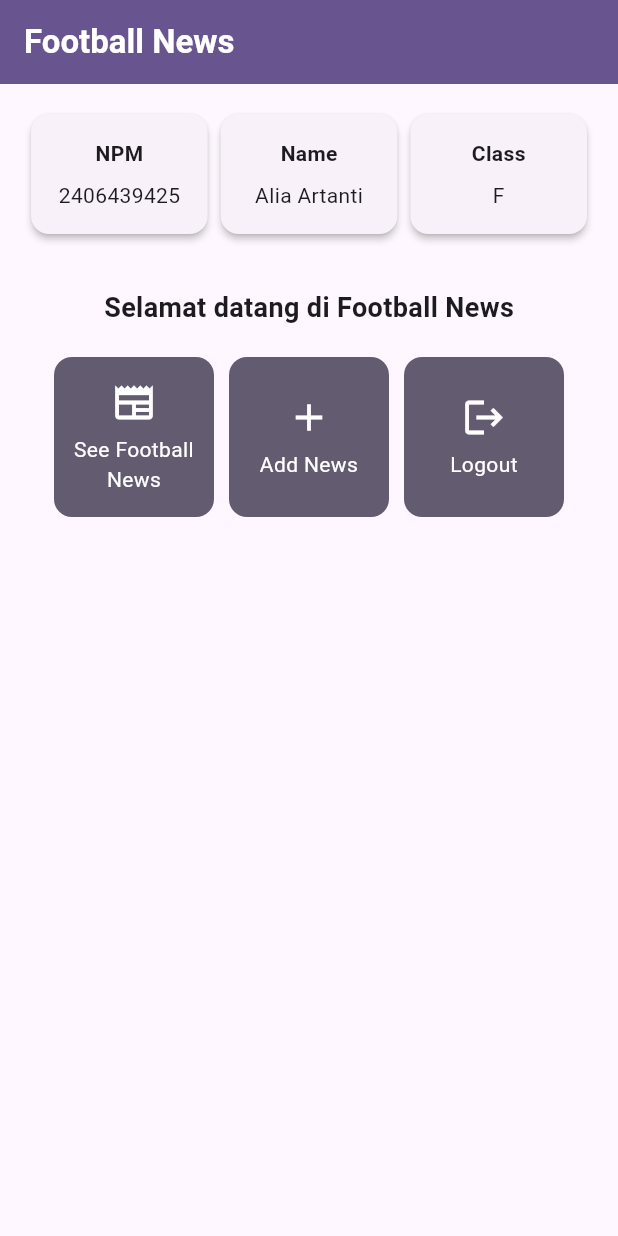
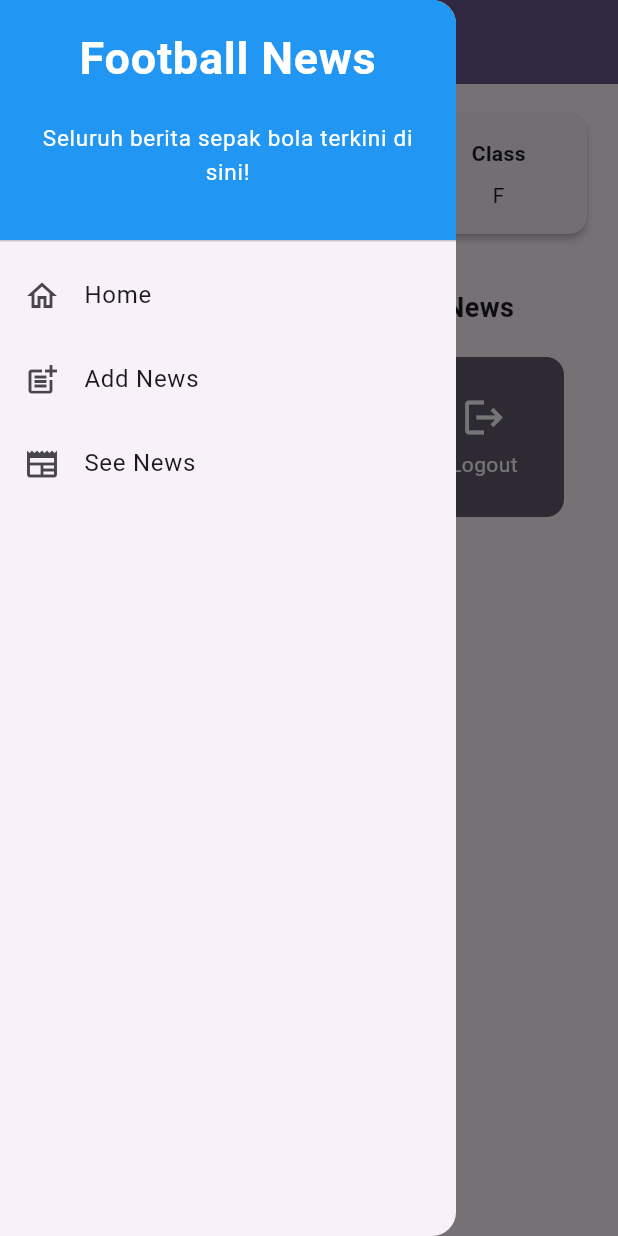
Before and after one commit to AliaArtanti/football-news-mobile, a Flutter app: the screen it shows after launch, with the side drawer open (before the commit the screen has no drawer), on a phone screen of 412 x 824 dp. Run offline on Flutter 3.47's test engine with Material 3 defaults, Android fonts, the phone set to English and light mode, and no system bars.

Commit message:
tutorial 7 selesai

```diff
--- a/lib/main.dart
+++ b/lib/main.dart
@@ -1,5 +1,5 @@
 import 'package:flutter/material.dart';
-import 'package:football_news/menu.dart';
+import 'package:football_news/screens/menu.dart';
 
 void main() {
   runApp(const MyApp());
--- a/lib/menu.dart
+++ b/lib/screens/menu.dart
@@ -1,4 +1,7 @@
 import 'package:flutter/material.dart';
+import 'package:football_news/widgets/left_drawer.dart';
+import 'package:football_news/screens/newslist_form.dart';
+import 'package:football_news/widgets/news_card.dart';
 
 class MyHomePage extends StatelessWidget {
   MyHomePage({super.key});
@@ -31,6 +34,7 @@ class MyHomePage extends StatelessWidget {
         // Warna latar belakang AppBar diambil dari skema warna tema aplikasi.
         backgroundColor: Theme.of(context).colorScheme.primary,
       ),
+      drawer: LeftDrawer(),
       // Body halaman dengan padding di sekelilingnya.
       body: Padding(
         padding: const EdgeInsets.all(16.0),
@@ -132,58 +136,3 @@ class ItemHomepage {
 
   ItemHomepage(this.name, this.icon);
 }
-
-class ItemCard extends StatelessWidget {
-  // Menampilkan kartu dengan ikon dan nama.
-
-  final ItemHomepage item;
-
-  const ItemCard(this.item, {super.key});
-
-  @override
-  Widget build(BuildContext context) {
-    return Material(
-      // Menentukan warna latar belakang dari tema aplikasi.
-      color: Theme.of(context).colorScheme.secondary,
-      // Membuat sudut kartu melengkung.
-      borderRadius: BorderRadius.circular(12),
-
-      child: InkWell(
-        // Aksi ketika kartu ditekan.
-        onTap: () {
-          // Menampilkan pesan SnackBar saat kartu ditekan.
-          ScaffoldMessenger.of(context)
-            ..hideCurrentSnackBar()
-            ..showSnackBar(
-              SnackBar(
-                  content:
-                  Text("Kamu telah menekan tombol ${item.name}!")),
-            );
-        },
-        // Container untuk menyimpan Icon dan Text
-        child: Container(
-          padding: const EdgeInsets.all(8),
-          child: Center(
-            child: Column(
-              // Menyusun ikon dan teks di tengah kartu.
-              mainAxisAlignment: MainAxisAlignment.center,
-              children: [
-                Icon(
-                  item.icon,
-                  color: Colors.white,
-                  size: 30.0,
-                ),
-                const Padding(padding: EdgeInsets.all(3)),
-                Text(
-                  item.name,
-                  textAlign: TextAlign.center,
-                  style: const TextStyle(color: Colors.white),
-                ),
-              ],
-            ),
-          ),
-        ),
-      ),
-    );
-  }
-}
--- /dev/null
+++ b/lib/widgets/left_drawer.dart
@@ -0,0 +1,74 @@
+import 'package:flutter/material.dart';
+import 'package:football_news/screens/menu.dart';
+import 'package:football_news/screens/newslist_form.dart';
+
+class LeftDrawer extends StatelessWidget {
+  const LeftDrawer({super.key});
+
+  @override
+  Widget build(BuildContext context) {
+    return Drawer(
+      child: ListView(
+        children: [
+          const DrawerHeader(
+            decoration: BoxDecoration(color: Colors.blue),
+            child: Column(
+              children: [
+                Text(
+                  'Football News',
+                  textAlign: TextAlign.center,
+                  style: TextStyle(
+                    fontSize: 30,
+                    fontWeight: FontWeight.bold,
+                    color: Colors.white,
+                  ),
+                ),
+                Padding(padding: EdgeInsets.all(10)),
+                Text(
+                  "Seluruh berita sepak bola terkini di sini!",
+                  textAlign: TextAlign.center,
+                  style: TextStyle(
+                    fontSize: 15,
+                    color: Colors.white,
+                  ),
+                ),
+              ],
+            ),
+          ),
+
+          ListTile(
+            leading: const Icon(Icons.home_outlined),
+            title: const Text('Home'),
+            onTap: () {
+              Navigator.pushReplacement(
+                context,
+                MaterialPageRoute(builder: (context) => MyHomePage()),
+              );
+            },
+          ),
+          ListTile(
+            leading: const Icon(Icons.post_add),
+            title: const Text('Add News'),
+            onTap: () {
+              Navigator.pushReplacement(
+                context,
+                MaterialPageRoute(builder: (context) => const NewsFormPage()),
+              );
+            },
+          ),
+          ListTile(
+            leading: const Icon(Icons.newspaper),
+            title: const Text('See News'),
+            onTap: () {
+              ScaffoldMessenger.of(context)
+                ..hideCurrentSnackBar()
+                ..showSnackBar(const SnackBar(
+                  content: Text('Halaman See News belum dibuat 🙂'),
+                ));
+            },
+          ),
+        ],
+      ),
+    );
+  }
+}
--- /dev/null
+++ b/lib/widgets/news_card.dart
@@ -0,0 +1,64 @@
+import 'package:flutter/material.dart';
+import 'package:football_news/screens/menu.dart';
+import 'package:football_news/screens/newslist_form.dart'; // ✅ penting biar NewsFormPage dikenali
+
+
+class ItemCard extends StatelessWidget {
+  // Menampilkan kartu dengan ikon dan nama.
+
+  final ItemHomepage item;
+
+  const ItemCard(this.item, {super.key});
+
+  @override
+  Widget build(BuildContext context) {
+    return Material(
+      // Menentukan warna latar belakang dari tema aplikasi.
+      color: Theme.of(context).colorScheme.secondary,
+      // Membuat sudut kartu melengkung.
+      borderRadius: BorderRadius.circular(12),
+
+      child: InkWell(
+        // Aksi ketika kartu ditekan.
+        onTap: () {
+          // Menampilkan pesan SnackBar saat kartu ditekan.
+          ScaffoldMessenger.of(context)
+            ..hideCurrentSnackBar()
+            ..showSnackBar(
+              SnackBar(
+                  content:
+                  Text("Kamu telah menekan tombol ${item.name}!")));
+
+            // Navigate ke route yang sesuai (tergantung jenis tombol)
+          if (item.name == "Tambah Produk") {
+            Navigator.push(context,
+            MaterialPageRoute(builder: (context) => const NewsFormPage()));
+          }
+        },
+        // Container untuk menyimpan Icon dan Text
+        child: Container(
+          padding: const EdgeInsets.all(8),
+          child: Center(
+            child: Column(
+              // Menyusun ikon dan teks di tengah kartu.
+              mainAxisAlignment: MainAxisAlignment.center,
+              children: [
+                Icon(
+                  item.icon,
+                  color: Colors.white,
+                  size: 30.0,
+                ),
+                const Padding(padding: EdgeInsets.all(3)),
+                Text(
+                  item.name,
+                  textAlign: TextAlign.center,
+                  style: const TextStyle(color: Colors.white),
+                ),
+              ],
+            ),
+          ),
+        ),
+      ),
+    );
+  }
+}
```
Also changed, not shown: lib/screens/newslist_form.dart (added, +209 -0 lines).
